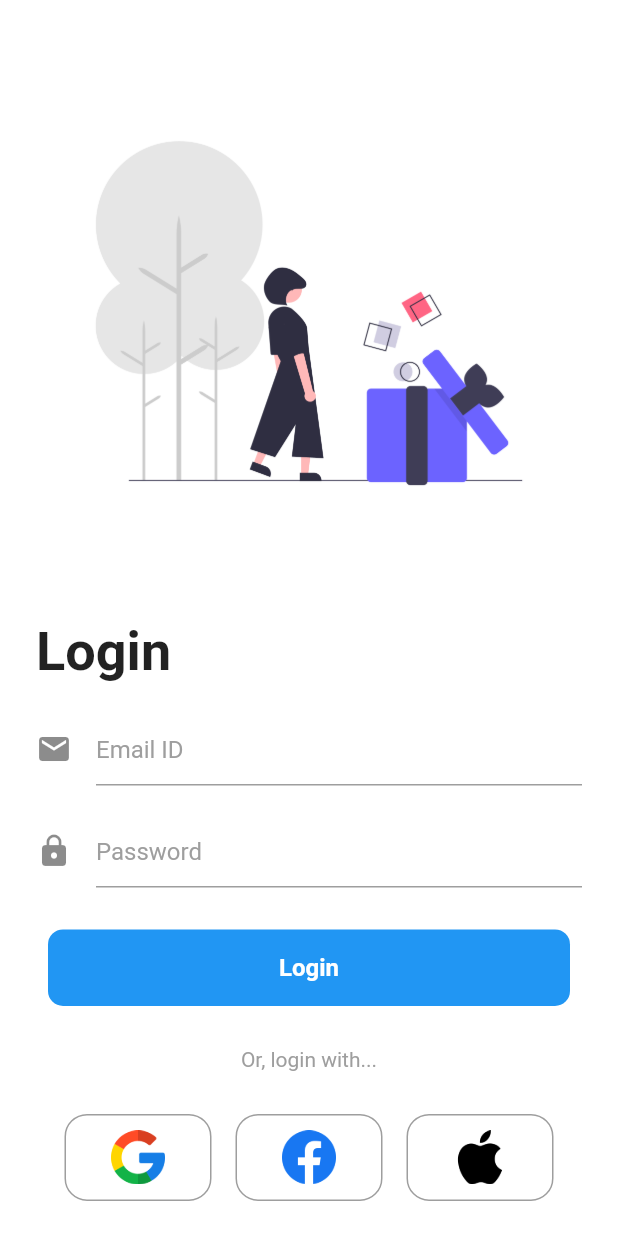
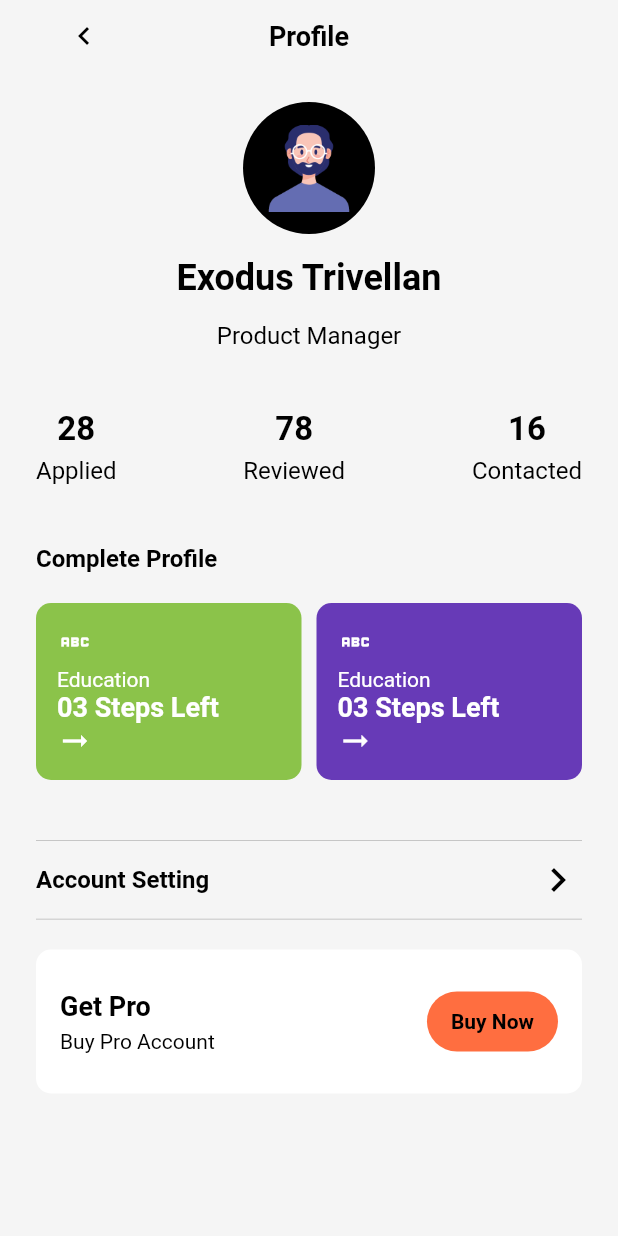
Before and after one commit to JamigliDev/login_dribble1, a Flutter app: the screen it shows after launch, on a phone screen of 412 x 824 dp. Run offline on Flutter 3.47's test engine with Material 2 defaults, Android fonts, the phone set to English and light mode, and no system bars.

Commit message:
testing widgets

```diff
--- /dev/null
+++ b/lib/common_widgets/inforprofile.dart
@@ -0,0 +1,107 @@
+import 'package:flutter/material.dart';
+
+class InfoProfile extends StatelessWidget {
+  final String top;
+  final String bottom;
+  const InfoProfile({super.key, required this.top, required this.bottom});
+
+  @override
+  Widget build(BuildContext context) {
+    return Column(
+      crossAxisAlignment: CrossAxisAlignment.center,
+      children: [
+        Text(
+          top,
+          style: const TextStyle(
+              color: Colors.black, fontSize: 22.0, fontWeight: FontWeight.bold),
+        ),
+        const SizedBox(
+          height: 5.0,
+        ),
+        Text(
+          bottom,
+          style: const TextStyle(
+            color: Colors.black,
+            fontSize: 16.0,
+          ),
+        ),
+      ],
+    );
+  }
+}
+
+class InforprofileCard extends StatelessWidget {
+  final Icon icon;
+  final String title;
+  final String desc;
+  final Color color;
+  const InforprofileCard(
+      {Key? key,
+      required this.icon,
+      required this.title,
+      required this.desc,
+      required this.color})
+      : super(key: key);
+
+  @override
+  Widget build(BuildContext context) {
+    return Expanded(
+      child: Container(
+        decoration: BoxDecoration(
+            color: color, borderRadius: BorderRadius.circular(10.0)),
+        padding: const EdgeInsets.all(14.0),
+        child: Column(
+          crossAxisAlignment: CrossAxisAlignment.start,
+          children: [
+            icon,
+            const SizedBox(
+              height: 5.0,
+            ),
+            Text(
+              title,
+              style: const TextStyle(fontSize: 14.0),
+            ),
+            Text(
+              desc,
+              style:
+                  const TextStyle(fontSize: 18.0, fontWeight: FontWeight.bold),
+            ),
+            const Icon(Icons.arrow_right_alt_outlined)
+          ],
+        ),
+      ),
+    );
+  }
+}
+
+class ItemConfig extends StatelessWidget {
+  final String title;
+  const ItemConfig({Key? key, required this.title}) : super(key: key);
+
+  @override
+  Widget build(BuildContext context) {
+    return Container(
+      padding: const EdgeInsets.symmetric(vertical: 10.0),
+      decoration: BoxDecoration(
+          border: Border.symmetric(
+              horizontal: BorderSide(color: Colors.black26, width: 0.5))),
+      child: Row(
+        mainAxisAlignment: MainAxisAlignment.spaceBetween,
+        children: [
+          Text(
+            title,
+            style: const TextStyle(
+                fontSize: 16.0,
+                fontWeight: FontWeight.bold,
+                color: Colors.black),
+          ),
+          const Icon(
+            Icons.chevron_right,
+            color: Colors.black,
+            size: 32.0,
+          )
+        ],
+      ),
+    );
+  }
+}
--- a/lib/main.dart
+++ b/lib/main.dart
@@ -1,5 +1,7 @@
 import 'package:flutter/material.dart';
 import 'package:login_dribbble1/login_page/login_page.dart';
+import 'package:login_dribbble1/test_widgets/testing2_widget.dart';
+import 'package:login_dribbble1/test_widgets/testing_widget.dart';
 
 void main() {
   runApp(const MyApp());
@@ -13,9 +15,8 @@ class MyApp extends StatelessWidget {
   Widget build(BuildContext context) {
     return MaterialApp(
       title: 'Flutter Demo',
-      theme:
-          ThemeData(primarySwatch: Colors.blue, brightness: Brightness.light),
-      home: const LoginPage(),
+      theme: ThemeData(primarySwatch: Colors.blue, brightness: Brightness.dark),
+      home: const Testing2Widget(),
     );
   }
 }
--- /dev/null
+++ b/lib/test_widgets/testing2_widget.dart
@@ -0,0 +1,209 @@
+import 'package:flutter/material.dart';
+
+import '../common_widgets/inforprofile.dart';
+
+class Testing2Widget extends StatefulWidget {
+  const Testing2Widget({Key? key}) : super(key: key);
+
+  @override
+  _Testing2WidgetState createState() => _Testing2WidgetState();
+}
+
+class _Testing2WidgetState extends State<Testing2Widget> {
+  @override
+  Widget build(BuildContext context) {
+    return Scaffold(
+      backgroundColor: Color(0xFFF5F5F5),
+      body: SafeArea(
+          child: Container(
+        padding: const EdgeInsets.symmetric(horizontal: 24.0),
+        child: Column(
+          crossAxisAlignment: CrossAxisAlignment.center,
+          children: [
+            Stack(alignment: AlignmentDirectional.center, children: [
+              Align(
+                alignment: Alignment.centerLeft,
+                child: TextButton(
+                    onPressed: () {},
+                    child: const Icon(
+                      Icons.chevron_left,
+                      color: Colors.black,
+                    )),
+              ),
+              const Text(
+                "Profile",
+                style: TextStyle(
+                    color: Colors.black,
+                    fontWeight: FontWeight.bold,
+                    fontSize: 18.0),
+              ),
+            ]),
+            const SizedBox(
+              height: 20.0,
+            ),
+            CircleAvatar(
+              radius: 44.0,
+              child: Padding(
+                padding: const EdgeInsets.all(15.0),
+                child: Image.asset(
+                  "assets/images/man.png",
+                  fit: BoxFit.fill,
+                ),
+              ),
+            ),
+            const SizedBox(
+              height: 15.0,
+            ),
+            const Text(
+              "Exodus Trivellan",
+              style: TextStyle(
+                  color: Colors.black,
+                  fontSize: 24.0,
+                  fontWeight: FontWeight.bold),
+            ),
+            const SizedBox(
+              height: 15.0,
+            ),
+            const Text(
+              "Product Manager",
+              style: TextStyle(
+                color: Colors.black,
+                fontSize: 16.0,
+              ),
+            ),
+            const SizedBox(
+              height: 40.0,
+            ),
+            Row(
+              mainAxisAlignment: MainAxisAlignment.spaceBetween,
+              children: const [
+                InfoProfile(
+                  bottom: 'Applied',
+                  top: '28',
+                ),
+                InfoProfile(
+                  bottom: 'Reviewed',
+                  top: '78',
+                ),
+                InfoProfile(
+                  bottom: 'Contacted',
+                  top: '16',
+                )
+              ],
+            ),
+            const SizedBox(
+              height: 40.0,
+            ),
+            const Align(
+              alignment: Alignment.topLeft,
+              child: Text(
+                "Complete Profile",
+                textAlign: TextAlign.left,
+                style: TextStyle(
+                    color: Colors.black,
+                    fontSize: 16.0,
+                    fontWeight: FontWeight.bold),
+              ),
+            ),
+            const SizedBox(
+              height: 20.0,
+            ),
+            Row(
+              children: const [
+                InforprofileCard(
+                    icon: Icon(Icons.abc),
+                    title: "Education",
+                    desc: "03 Steps Left",
+                    color: Colors.lightGreen),
+                SizedBox(
+                  width: 10.0,
+                ),
+                InforprofileCard(
+                    icon: Icon(Icons.abc),
+                    title: "Education",
+                    desc: "03 Steps Left",
+                    color: Colors.deepPurple)
+              ],
+            ),
+            const SizedBox(
+              height: 20.0,
+            ),
+            const SizedBox(
+              height: 20.0,
+            ),
+            ItemConfig(title: "Account Setting"),
+            const SizedBox(
+              height: 20.0,
+            ),
+            Container(
+              width: double.infinity,
+              padding:
+                  const EdgeInsets.symmetric(horizontal: 16.0, vertical: 24.0),
+              decoration: BoxDecoration(
+                  color: Colors.white,
+                  borderRadius: BorderRadius.circular(10.0)),
+              child: Row(
+                mainAxisAlignment: MainAxisAlignment.spaceBetween,
+                children: [
+                  Column(
+                    crossAxisAlignment: CrossAxisAlignment.start,
+                    children: const [
+                      Text(
+                        "Get Pro",
+                        style: TextStyle(
+                            color: Colors.black,
+                            fontSize: 18.0,
+                            fontWeight: FontWeight.bold),
+                      ),
+                      SizedBox(
+                        height: 5.0,
+                      ),
+                      Text(
+                        "Buy Pro Account",
+                        style: TextStyle(
+                          color: Colors.black,
+                          fontSize: 14.0,
+                        ),
+                      )
+                    ],
+                  ),
+                  FilledButton(
+                      style: ButtonStyle(
+                          backgroundColor: MaterialStateProperty.all(
+                              Colors.deepOrangeAccent),
+                          shape:
+                              MaterialStateProperty.all<RoundedRectangleBorder>(
+                                  RoundedRectangleBorder(
+                            borderRadius: BorderRadius.circular(20.0),
+                          ))),
+                      onPressed: () {},
+                      child: const Text(
+                        "Buy Now",
+                        style: TextStyle(
+                            fontWeight: FontWeight.bold,
+                            fontSize: 14.0,
+                            color: Colors.black),
+                      ))
+                  /*TextButton(
+                      onPressed: () {},
+                      child: Container(
+                          padding: const EdgeInsets.all(10.0),
+                          decoration: BoxDecoration(
+                              borderRadius: BorderRadius.circular(20.0),
+                              color: Colors.pinkAccent),
+                          child: const Text(
+                            "Buy Now",
+                            style: TextStyle(
+                                fontWeight: FontWeight.bold,
+                                fontSize: 14.0,
+                                color: Colors.black),
+                          )))*/
+                ],
+              ),
+            )
+          ],
+        ),
+      )),
+    );
+  }
+}
--- /dev/null
+++ b/lib/test_widgets/testing_widget.dart
@@ -0,0 +1,71 @@
+import 'package:flutter/material.dart';
+
+class TestingWidget extends StatefulWidget {
+  const TestingWidget({Key? key}) : super(key: key);
+
+  @override
+  _TestingWidgetState createState() => _TestingWidgetState();
+}
+
+class _TestingWidgetState extends State<TestingWidget> {
+  @override
+  Widget build(BuildContext context) {
+    return Scaffold(
+      backgroundColor: Colors.white,
+      body: SafeArea(
+        child: Container(
+          padding: const EdgeInsets.all(24.0),
+          child: Column(
+            crossAxisAlignment: CrossAxisAlignment.start,
+            children: [
+              Center(
+                child: Stack(
+                  alignment: Alignment.center,
+                  children: [
+                    CircleAvatar(
+                      radius: 80.0,
+                      backgroundColor: Colors.transparent,
+                      backgroundImage: AssetImage("assets/images/google.png"),
+                    ),
+                    Positioned(
+                      bottom: -20.0,
+                      child: Container(
+                        margin: const EdgeInsets.only(bottom: 20.0),
+                        height: 40.0,
+                        padding: const EdgeInsets.all(10.0),
+                        decoration: BoxDecoration(
+                            border: Border.all(color: Colors.white, width: 2.0),
+                            color: Colors.green,
+                            borderRadius: BorderRadius.circular(10.0)),
+                        child: Text(
+                          "235 Followers",
+                          style: TextStyle(color: Colors.white),
+                        ),
+                      ),
+                    ),
+                  ],
+                ),
+              ),
+              Expanded(
+                  child: GridView.builder(
+                gridDelegate: const SliverGridDelegateWithFixedCrossAxisCount(
+                    crossAxisCount: 2,
+                    crossAxisSpacing: 20.0,
+                    mainAxisSpacing: 20.0),
+                itemCount: 10,
+                itemBuilder: (BuildContext context, int index) {
+                  return AspectRatio(
+                    aspectRatio: index % 2 == 0 ? 0.2 : 0.5,
+                    child: Container(
+                      color: Colors.red,
+                    ),
+                  );
+                },
+              ))
+            ],
+          ),
+        ),
+      ),
+    );
+  }
+}
```
Also changed, not shown: assets/images/man.png (added).
